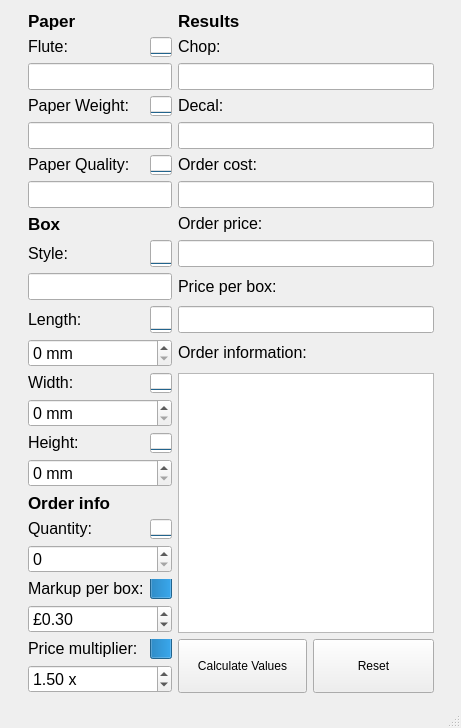
The window that QTFiles/FormFiles/BPViewer.ui (tommygod3/BoxPricer) describes before a commit, drawn with Qt 5.
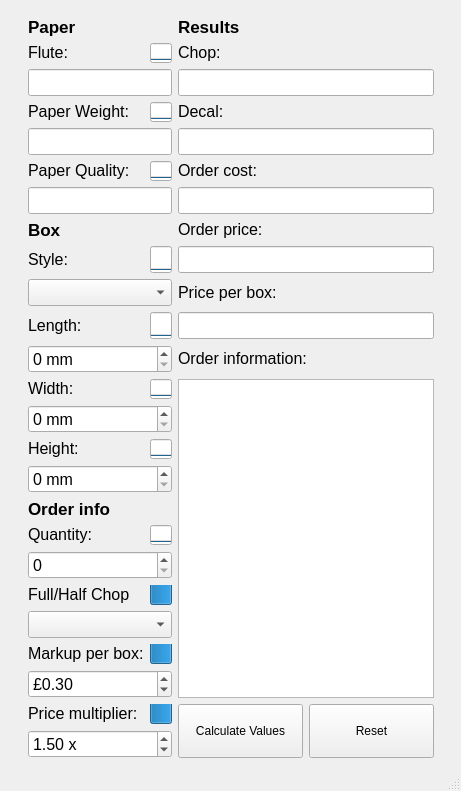
The same window after the commit.

Commit message: Finished pricing tier implementation and added choice of full/half chops

The edit to the form file:
```diff
--- a/QTFiles/FormFiles/BPViewer.ui
+++ b/QTFiles/FormFiles/BPViewer.ui
@@ -7,7 +7,7 @@
     <x>0</x>
     <y>0</y>
     <width>461</width>
-    <height>728</height>
+    <height>785</height>
    </rect>
   </property>
   <property name="windowTitle">
@@ -15,20 +15,7 @@
   </property>
   <widget class="QWidget" name="centralWidget">
    <layout class="QGridLayout" name="gridLayout_2">
-    <item row="0" column="1">
-     <spacer name="verticalSpacer">
-      <property name="orientation">
-       <enum>Qt::Vertical</enum>
-      </property>
-      <property name="sizeHint" stdset="0">
-       <size>
-        <width>20</width>
-        <height>40</height>
-       </size>
-      </property>
-     </spacer>
-    </item>
-    <item row="1" column="0">
+    <item row="0" column="0" rowspan="2">
      <spacer name="horizontalSpacer">
       <property name="orientation">
        <enum>Qt::Horizontal</enum>
@@ -41,6 +28,19 @@
       </property>
      </spacer>
     </item>
+    <item row="0" column="2">
+     <spacer name="verticalSpacer">
+      <property name="orientation">
+       <enum>Qt::Vertical</enum>
+      </property>
+      <property name="sizeHint" stdset="0">
+       <size>
+        <width>20</width>
+        <height>40</height>
+       </size>
+      </property>
+     </spacer>
+    </item>
     <item row="1" column="1" colspan="2">
      <layout class="QGridLayout" name="gridLayout">
       <item row="0" column="0">
@@ -518,30 +518,6 @@
         </property>
        </widget>
       </item>
-      <item row="9" column="0" colspan="2">
-       <widget class="QLineEdit" name="lineEditStyle">
-        <property name="sizePolicy">
-         <sizepolicy hsizetype="Minimum" vsizetype="Fixed">
-          <horstretch>0</horstretch>
-          <verstretch>0</verstretch>
-         </sizepolicy>
-        </property>
-        <property name="font">
-         <font>
-          <pointsize>12</pointsize>
-         </font>
-        </property>
-        <property name="focusPolicy">
-         <enum>Qt::StrongFocus</enum>
-        </property>
-        <property name="autoFillBackground">
-         <bool>false</bool>
-        </property>
-        <property name="styleSheet">
-         <string notr="true"/>
-        </property>
-       </widget>
-      </item>
       <item row="9" column="2">
        <widget class="QLabel" name="labelPricePer">
         <property name="sizePolicy">
@@ -630,7 +606,22 @@
         </property>
        </widget>
       </item>
-      <item row="11" column="2">
+      <item row="11" column="0" colspan="2">
+       <widget class="QSpinBox" name="spinLength">
+        <property name="font">
+         <font>
+          <pointsize>12</pointsize>
+         </font>
+        </property>
+        <property name="suffix">
+         <string> mm</string>
+        </property>
+        <property name="maximum">
+         <number>1000000</number>
+        </property>
+       </widget>
+      </item>
+      <item row="11" column="2" colspan="2">
        <widget class="QLabel" name="labelInfo">
         <property name="sizePolicy">
          <sizepolicy hsizetype="Minimum" vsizetype="Fixed">
@@ -694,6 +685,21 @@
         </property>
        </widget>
       </item>
+      <item row="13" column="0" colspan="2">
+       <widget class="QSpinBox" name="spinWidth">
+        <property name="font">
+         <font>
+          <pointsize>12</pointsize>
+         </font>
+        </property>
+        <property name="suffix">
+         <string> mm</string>
+        </property>
+        <property name="maximum">
+         <number>1000000</number>
+        </property>
+       </widget>
+      </item>
       <item row="14" column="0">
        <widget class="QLabel" name="labelHeight">
         <property name="sizePolicy">
@@ -740,6 +746,21 @@
         </property>
        </widget>
       </item>
+      <item row="15" column="0" colspan="2">
+       <widget class="QSpinBox" name="spinHeight">
+        <property name="font">
+         <font>
+          <pointsize>12</pointsize>
+         </font>
+        </property>
+        <property name="suffix">
+         <string> mm</string>
+        </property>
+        <property name="maximum">
+         <number>1000000</number>
+        </property>
+       </widget>
+      </item>
       <item row="16" column="0">
        <widget class="QLabel" name="label">
         <property name="sizePolicy">
@@ -806,7 +827,83 @@
         </property>
        </widget>
       </item>
+      <item row="18" column="0" colspan="2">
+       <widget class="QSpinBox" name="spinQuantity">
+        <property name="font">
+         <font>
+          <pointsize>12</pointsize>
+         </font>
+        </property>
+        <property name="maximum">
+         <number>1000000000</number>
+        </property>
+       </widget>
+      </item>
       <item row="19" column="0">
+       <widget class="QLabel" name="labelFullHalf">
+        <property name="sizePolicy">
+         <sizepolicy hsizetype="Minimum" vsizetype="Fixed">
+          <horstretch>0</horstretch>
+          <verstretch>0</verstretch>
+         </sizepolicy>
+        </property>
+        <property name="font">
+         <font>
+          <pointsize>12</pointsize>
+         </font>
+        </property>
+        <property name="text">
+         <string>Full/Half Chop</string>
+        </property>
+       </widget>
+      </item>
+      <item row="19" column="1">
+       <widget class="QProgressBar" name="tickFullHalf">
+        <property name="sizePolicy">
+         <sizepolicy hsizetype="Fixed" vsizetype="Fixed">
+          <horstretch>0</horstretch>
+          <verstretch>5</verstretch>
+         </sizepolicy>
+        </property>
+        <property name="minimumSize">
+         <size>
+          <width>20</width>
+          <height>20</height>
+         </size>
+        </property>
+        <property name="maximum">
+         <number>1</number>
+        </property>
+        <property name="value">
+         <number>1</number>
+        </property>
+        <property name="textVisible">
+         <bool>false</bool>
+        </property>
+        <property name="orientation">
+         <enum>Qt::Vertical</enum>
+        </property>
+       </widget>
+      </item>
+      <item row="20" column="0" colspan="2">
+       <widget class="QComboBox" name="comboBoxFullHalf">
+        <property name="sizePolicy">
+         <sizepolicy hsizetype="Minimum" vsizetype="Fixed">
+          <horstretch>0</horstretch>
+          <verstretch>0</verstretch>
+         </sizepolicy>
+        </property>
+        <property name="font">
+         <font>
+          <pointsize>12</pointsize>
+         </font>
+        </property>
+        <property name="currentIndex">
+         <number>-1</number>
+        </property>
+       </widget>
+      </item>
+      <item row="21" column="0">
        <widget class="QLabel" name="labelPPB">
         <property name="sizePolicy">
          <sizepolicy hsizetype="Minimum" vsizetype="Fixed">
@@ -824,7 +921,7 @@
         </property>
        </widget>
       </item>
-      <item row="19" column="1">
+      <item row="21" column="1">
        <widget class="QProgressBar" name="tickPPB">
         <property name="sizePolicy">
          <sizepolicy hsizetype="Fixed" vsizetype="Fixed">
@@ -852,7 +949,28 @@
         </property>
        </widget>
       </item>
-      <item row="21" column="0">
+      <item row="22" column="0" colspan="2">
+       <widget class="QDoubleSpinBox" name="doubleSpinPPB">
+        <property name="font">
+         <font>
+          <pointsize>12</pointsize>
+         </font>
+        </property>
+        <property name="frame">
+         <bool>true</bool>
+        </property>
+        <property name="prefix">
+         <string>£</string>
+        </property>
+        <property name="maximum">
+         <double>1000000.000000000000000</double>
+        </property>
+        <property name="value">
+         <double>0.300000000000000</double>
+        </property>
+       </widget>
+      </item>
+      <item row="23" column="0">
        <widget class="QLabel" name="labelPOT">
         <property name="sizePolicy">
          <sizepolicy hsizetype="Minimum" vsizetype="Fixed">
@@ -870,7 +988,7 @@
         </property>
        </widget>
       </item>
-      <item row="21" column="1">
+      <item row="23" column="1">
        <widget class="QProgressBar" name="tickPOT">
         <property name="sizePolicy">
          <sizepolicy hsizetype="Fixed" vsizetype="Fixed">
@@ -898,7 +1016,7 @@
         </property>
        </widget>
       </item>
-      <item row="22" column="0" colspan="2">
+      <item row="24" column="0" colspan="2">
        <widget class="QDoubleSpinBox" name="doubleSpinPOT">
         <property name="font">
          <font>
@@ -922,7 +1040,25 @@
         </property>
        </widget>
       </item>
-      <item row="21" column="2" rowspan="2">
+      <item row="9" column="0" colspan="2">
+       <widget class="QComboBox" name="comboBoxStyle">
+        <property name="sizePolicy">
+         <sizepolicy hsizetype="Minimum" vsizetype="Fixed">
+          <horstretch>0</horstretch>
+          <verstretch>0</verstretch>
+         </sizepolicy>
+        </property>
+        <property name="font">
+         <font>
+          <pointsize>12</pointsize>
+         </font>
+        </property>
+        <property name="currentIndex">
+         <number>-1</number>
+        </property>
+       </widget>
+      </item>
+      <item row="23" column="2" rowspan="2">
        <widget class="QPushButton" name="pushButtonCalc">
         <property name="sizePolicy">
          <sizepolicy hsizetype="Minimum" vsizetype="Minimum">
@@ -950,7 +1086,7 @@
         </property>
        </widget>
       </item>
-      <item row="21" column="3" rowspan="2">
+      <item row="23" column="3" rowspan="2">
        <widget class="QPushButton" name="pushButtonReset">
         <property name="sizePolicy">
          <sizepolicy hsizetype="Minimum" vsizetype="Minimum">
@@ -966,7 +1102,7 @@
         </property>
        </widget>
       </item>
-      <item row="12" column="2" rowspan="9" colspan="2">
+      <item row="12" column="2" rowspan="11" colspan="2">
        <widget class="QTextBrowser" name="textInfo">
         <property name="sizePolicy">
          <sizepolicy hsizetype="Minimum" vsizetype="Expanding">
@@ -993,84 +1129,6 @@
         </property>
        </widget>
       </item>
-      <item row="11" column="0" colspan="2">
-       <widget class="QSpinBox" name="spinLength">
-        <property name="font">
-         <font>
-          <pointsize>12</pointsize>
-         </font>
-        </property>
-        <property name="suffix">
-         <string> mm</string>
-        </property>
-        <property name="maximum">
-         <number>1000000</number>
-        </property>
-       </widget>
-      </item>
-      <item row="13" column="0" colspan="2">
-       <widget class="QSpinBox" name="spinWidth">
-        <property name="font">
-         <font>
-          <pointsize>12</pointsize>
-         </font>
-        </property>
-        <property name="suffix">
-         <string> mm</string>
-        </property>
-        <property name="maximum">
-         <number>1000000</number>
-        </property>
-       </widget>
-      </item>
-      <item row="15" column="0" colspan="2">
-       <widget class="QSpinBox" name="spinHeight">
-        <property name="font">
-         <font>
-          <pointsize>12</pointsize>
-         </font>
-        </property>
-        <property name="suffix">
-         <string> mm</string>
-        </property>
-        <property name="maximum">
-         <number>1000000</number>
-        </property>
-       </widget>
-      </item>
-      <item row="18" column="0" colspan="2">
-       <widget class="QSpinBox" name="spinQuantity">
-        <property name="font">
-         <font>
-          <pointsize>12</pointsize>
-         </font>
-        </property>
-        <property name="maximum">
-         <number>1000000000</number>
-        </property>
-       </widget>
-      </item>
-      <item row="20" column="0" colspan="2">
-       <widget class="QDoubleSpinBox" name="doubleSpinPPB">
-        <property name="font">
-         <font>
-          <pointsize>12</pointsize>
-         </font>
-        </property>
-        <property name="frame">
-         <bool>true</bool>
-        </property>
-        <property name="prefix">
-         <string>£</string>
-        </property>
-        <property name="maximum">
-         <double>1000000.000000000000000</double>
-        </property>
-        <property name="value">
-         <double>0.300000000000000</double>
-        </property>
-       </widget>
-      </item>
      </layout>
     </item>
     <item row="1" column="3">
@@ -1086,7 +1144,7 @@
       </property>
      </spacer>
     </item>
-    <item row="2" column="2">
+    <item row="2" column="1">
      <spacer name="verticalSpacer_2">
       <property name="orientation">
        <enum>Qt::Vertical</enum>
```
Left out of the diff: 2 changed lines with no effect on the pictures. The commit also changes 9 other files.
